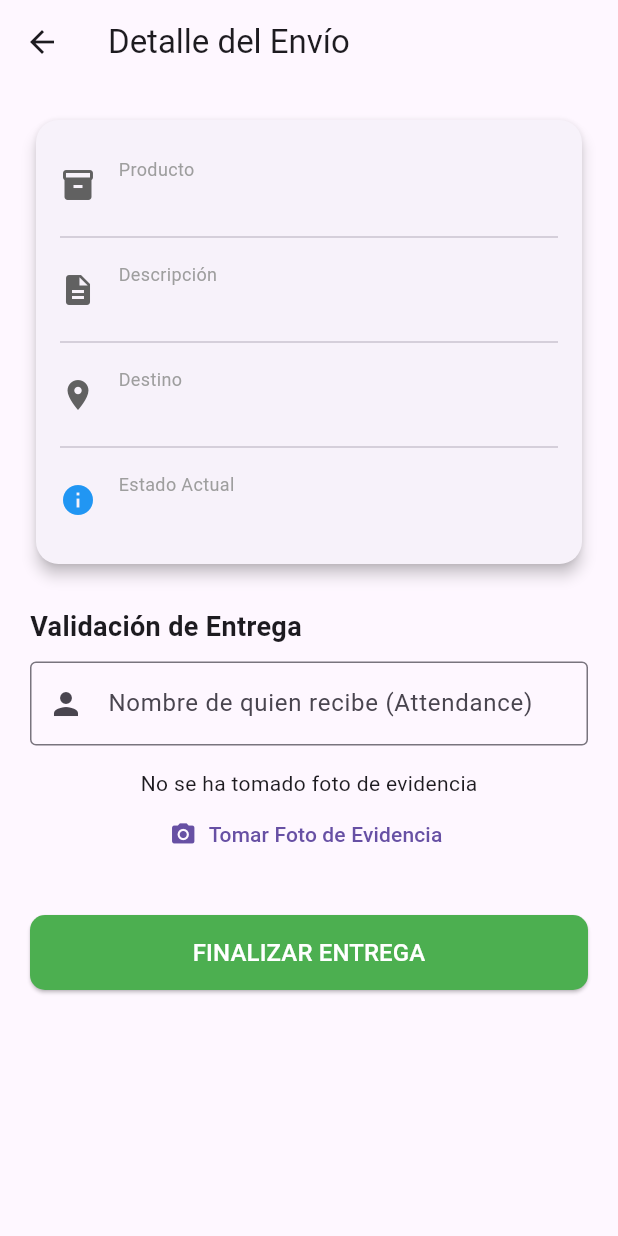
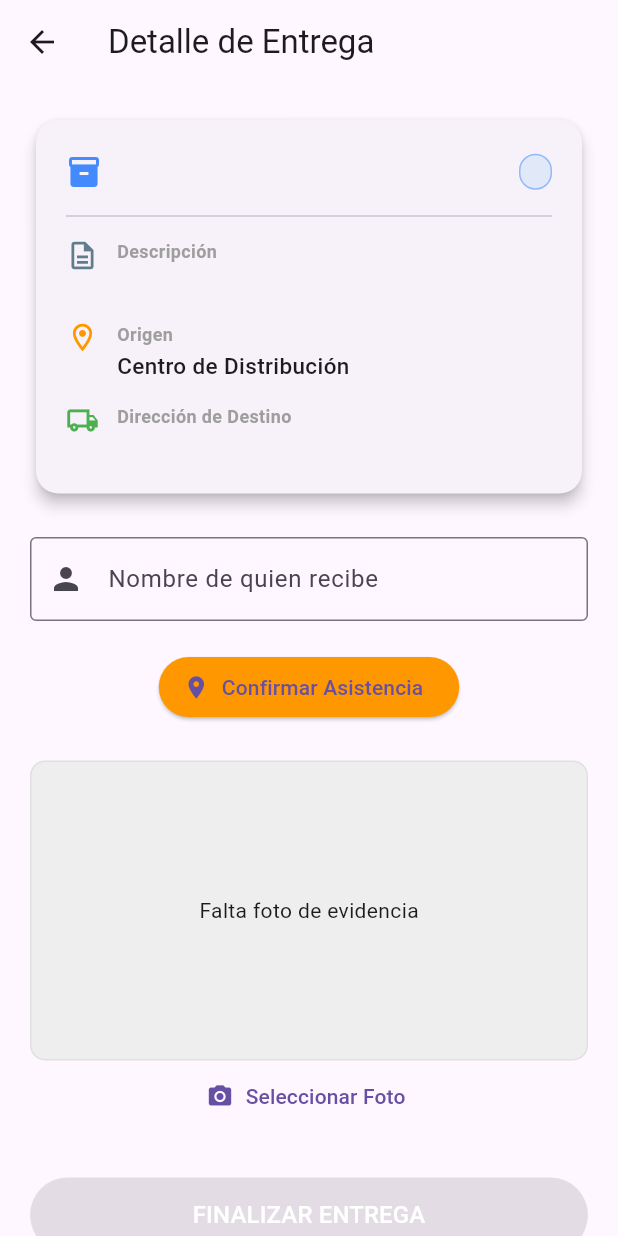
Before and after one commit to angel65-lgtm/EvaluacionDAMU3, a Flutter app: the DetallePage screen opened directly with empty values, on a phone screen of 412 x 824 dp. Run offline on Flutter 3.47's test engine with Material 3 defaults, Android fonts, the phone set to English and light mode, and no system bars; our stand-ins replace geolocator, image_picker.

Commit message:
Asistencia y cargar foto funcionando, no envía la foto correctamente

```diff
--- a/lib/detalle_page.dart
+++ b/lib/detalle_page.dart
@@ -1,6 +1,7 @@
 import 'package:flutter/material.dart';
-import 'package:image_picker/image_picker.dart'; // Necesitas instalar este paquete
-import 'dart:io';
+import 'package:image_picker/image_picker.dart';
+import 'package:geolocator/geolocator.dart';
+import 'dart:typed_data'; // Fundamental para que funcione en laptop
 import 'paquete.dart';
 import 'api_service.dart';
 
@@ -14,94 +15,151 @@ class DetallePage extends StatefulWidget {
 
 class _DetallePageState extends State<DetallePage> {
   final api = ApiService();
-  File? _image;
+
+  // Variables para compatibilidad con Laptop
+  Uint8List? _imageBytes;
+  XFile? _imageFile;
+
   final _attendanceController = TextEditingController();
 
-  Future<void> _takePicture() async {
-    final picker = ImagePicker();
-    final pickedFile = await picker.pickImage(source: ImageSource.camera, imageQuality: 50);
-    if (pickedFile != null) {
+  Position? _currentPosition;
+  bool _asistenciaConfirmada = false;
+  bool _cargandoGps = false;
+
+  Future<void> _confirmarAsistencia() async {
+    setState(() => _cargandoGps = true);
+    try {
+      bool serviceEnabled = await Geolocator.isLocationServiceEnabled();
+      if (!serviceEnabled) throw 'El GPS está desactivado.';
+
+      LocationPermission permission = await Geolocator.checkPermission();
+      if (permission == LocationPermission.denied) {
+        permission = await Geolocator.requestPermission();
+        if (permission == LocationPermission.denied) throw 'Permisos denegados.';
+      }
+
+      Position position = await Geolocator.getCurrentPosition(
+        desiredAccuracy: LocationAccuracy.high
+      );
+
       setState(() {
-        _image = File(pickedFile.path);
+        _currentPosition = position;
+        _asistenciaConfirmada = true;
       });
+
+      ScaffoldMessenger.of(context).showSnackBar(
+        const SnackBar(content: Text("✅ Ubicación obtenida")),
+      );
+    } catch (e) {
+      ScaffoldMessenger.of(context).showSnackBar(
+        SnackBar(content: Text("❌ Error: $e")),
+      );
+    } finally {
+      setState(() => _cargandoGps = false);
     }
   }
 
-  void _confirmarEntrega() async {
-    if (_image == null || _attendanceController.text.isEmpty) {
-      ScaffoldMessenger.of(context).showSnackBar(
-        const SnackBar(content: Text("Error: Foto y Nombre de quien recibe son obligatorios")),
-      );
+  void _finalizarEntrega() async {
+    if (!_asistenciaConfirmada || _currentPosition == null) {
+      _showError("Primero confirma tu asistencia (GPS)");
+      return;
+    }
+    if (_imageFile == null) {
+      _showError("La foto es obligatoria");
+      return;
+    }
+    if (_attendanceController.text.trim().isEmpty) {
+      _showError("El nombre es obligatorio");
       return;
     }
 
     try {
-      await api.entregar(widget.paquete.id, _image!.path, _attendanceController.text);
-      Navigator.pop(context, true); // Regresa indicando que se actualizó
+      await api.entregar(
+        widget.paquete.id,
+        _imageFile!.path,
+        _attendanceController.text.trim(),
+        _currentPosition!.latitude,
+        _currentPosition!.longitude,
+      );
+      Navigator.pop(context, true);
     } catch (e) {
-      ScaffoldMessenger.of(context).showSnackBar(
-        const SnackBar(content: Text("Error al procesar la entrega")),
-      );
+      _showError("Error al enviar: $e");
     }
+  }
+
+  void _showError(String msg) {
+    ScaffoldMessenger.of(context).showSnackBar(SnackBar(content: Text("⚠️ $msg")));
   }
 
   @override
   Widget build(BuildContext context) {
     return Scaffold(
-      appBar: AppBar(title: const Text('Detalle del Envío')),
+      appBar: AppBar(title: const Text("Detalle de Entrega")),
       body: SingleChildScrollView(
         padding: const EdgeInsets.all(20),
         child: Column(
-          crossAxisAlignment: CrossAxisAlignment.start,
           children: [
-            // Card de Información Visual
-            Card(
-              elevation: 4,
-              shape: RoundedRectangleBorder(borderRadius: BorderRadius.circular(15)),
-              child: Padding(
-                padding: const EdgeInsets.all(16.0),
-                child: Column(
-                  children: [
-                    _infoRow(Icons.inventory, "Producto", widget.paquete.nombre),
-                    const Divider(),
-                    _infoRow(Icons.description, "Descripción", widget.paquete.descripcion),
-                    const Divider(),
-                    _infoRow(Icons.location_on, "Destino", widget.paquete.destino),
-                    const Divider(),
-                    _infoRow(Icons.info, "Estado Actual", widget.paquete.status, color: Colors.blue),
-                  ],
-                ),
-              ),
-            ),
+            // === DISEÑO BONITO DE DATOS ===
+            _buildInfoCard(),
+
             const SizedBox(height: 25),
-
-            // Sección de Validación de Entrega
-            const Text("Validación de Entrega", style: TextStyle(fontWeight: FontWeight.bold, fontSize: 18)),
-            const SizedBox(height: 10),
 
             TextField(
               controller: _attendanceController,
               decoration: const InputDecoration(
-                labelText: "Nombre de quien recibe (Attendance)",
+                labelText: "Nombre de quien recibe",
                 border: OutlineInputBorder(),
                 prefixIcon: Icon(Icons.person),
               ),
             ),
-            const SizedBox(height: 15),
 
-            Center(
-              child: Column(
-                children: [
-                  _image == null
-                    ? const Text("No se ha tomado foto de evidencia")
-                    : Image.file(_image!, height: 150),
+            const SizedBox(height: 20),
+
+            _cargandoGps
+              ? const CircularProgressIndicator()
+              : ElevatedButton.icon(
+                  onPressed: _confirmarAsistencia,
+                  icon: Icon(_asistenciaConfirmada ? Icons.check_circle : Icons.location_on),
+                  label: Text(_asistenciaConfirmada ? "Asistencia Confirmada" : "Confirmar Asistencia"),
+                  style: ElevatedButton.styleFrom(
+                    backgroundColor: _asistenciaConfirmada ? Colors.blue : Colors.orange,
+                  ),
+                ),
+
+            const SizedBox(height: 25),
+
+            // Previsualización adaptada para Laptop
+            Container(
+              height: 200,
+              width: double.infinity,
+              decoration: BoxDecoration(
+                color: Colors.grey[200],
+                borderRadius: BorderRadius.circular(10),
+                border: Border.all(color: Colors.grey[300]!)
+              ),
+              child: _imageBytes == null
+                ? const Center(child: Text("Falta foto de evidencia"))
+                : ClipRRect(
+                    borderRadius: BorderRadius.circular(10),
+                    child: Image.memory(_imageBytes!, fit: BoxFit.cover),
+                  ),
+            ),
+
             TextButton.icon(
-                    onPressed: _takePicture,
+              onPressed: () async {
+                final picker = ImagePicker();
+                final XFile? pic = await picker.pickImage(source: ImageSource.camera);
+
+                if (pic != null) {
+                  final bytes = await pic.readAsBytes();
+                  setState(() {
+                    _imageBytes = bytes;
+                    _imageFile = pic;
+                  });
+                }
+              },
               icon: const Icon(Icons.camera_alt),
-                    label: const Text("Tomar Foto de Evidencia"),
-                  ),
-                ],
-              ),
+              label: const Text("Seleccionar Foto"),
             ),
 
             const SizedBox(height: 30),
@@ -110,37 +168,83 @@ class _DetallePageState extends State<DetallePage> {
               width: double.infinity,
               height: 50,
               child: ElevatedButton(
-                style: ElevatedButton.styleFrom(
-                  backgroundColor: Colors.green,
-                  shape: RoundedRectangleBorder(borderRadius: BorderRadius.circular(10))
+                onPressed: _asistenciaConfirmada ? _finalizarEntrega : null,
+                style: ElevatedButton.styleFrom(backgroundColor: Colors.green),
+                child: const Text("FINALIZAR ENTREGA", style: TextStyle(color: Colors.white, fontSize: 16)),
               ),
-                onPressed: _confirmarEntrega,
-                child: const Text('FINALIZAR ENTREGA', style: TextStyle(color: Colors.white, fontSize: 16)),
             ),
-            )
           ],
         ),
       ),
     );
   }
 
-  Widget _infoRow(IconData icon, String label, String value, {Color? color}) {
-    return Padding(
-      padding: const EdgeInsets.symmetric(vertical: 8.0),
-      child: Row(
+  // === EL MISMO DISEÑO QUE TE GUSTÓ ===
+  Widget _buildInfoCard() {
+    return Card(
+      elevation: 4,
+      shape: RoundedRectangleBorder(borderRadius: BorderRadius.circular(15)),
+      child: Padding(
+        padding: const EdgeInsets.all(20),
+        child: Column(
+          crossAxisAlignment: CrossAxisAlignment.start,
           children: [
-          Icon(icon, color: color ?? Colors.grey[700]),
-          const SizedBox(width: 15),
+            Row(
+              children: [
+                const Icon(Icons.inventory_2, color: Colors.blueAccent),
+                const SizedBox(width: 10),
+                Expanded(
+                  child: Text(
+                    widget.paquete.nombre,
+                    style: const TextStyle(fontSize: 20, fontWeight: FontWeight.bold),
+                  ),
+                ),
+                _statusBadge(widget.paquete.status),
+              ],
+            ),
+            const Divider(height: 30),
+            _infoRow(Icons.description_outlined, "Descripción", widget.paquete.descripcion),
+            const SizedBox(height: 15),
+            _infoRow(Icons.location_on_outlined, "Origen", "Centro de Distribución", Colors.orange),
+            const SizedBox(height: 15),
+            _infoRow(Icons.local_shipping_outlined, "Dirección de Destino", widget.paquete.destino, Colors.green),
+          ],
+        ),
+      ),
+    );
+  }
+
+  Widget _infoRow(IconData icon, String label, String value, [Color iconColor = Colors.blueGrey]) {
+    return Row(
+      crossAxisAlignment: CrossAxisAlignment.start,
+      children: [
+        Icon(icon, size: 22, color: iconColor),
+        const SizedBox(width: 12),
         Expanded(
           child: Column(
             crossAxisAlignment: CrossAxisAlignment.start,
             children: [
-                Text(label, style: const TextStyle(color: Colors.grey, fontSize: 12)),
-                Text(value, style: const TextStyle(fontWeight: FontWeight.bold, fontSize: 15)),
+              Text(label, style: const TextStyle(fontSize: 12, color: Colors.grey, fontWeight: FontWeight.w600)),
+              const SizedBox(height: 2),
+              Text(value, style: const TextStyle(fontSize: 15, fontWeight: FontWeight.w500)),
             ],
           ),
         ),
       ],
+    );
+  }
+
+  Widget _statusBadge(String status) {
+    return Container(
+      padding: const EdgeInsets.symmetric(horizontal: 10, vertical: 4),
+      decoration: BoxDecoration(
+        color: Colors.blue.withOpacity(0.1),
+        borderRadius: BorderRadius.circular(20),
+        border: Border.all(color: Colors.blueAccent.withOpacity(0.5)),
+      ),
+      child: Text(
+        status.toUpperCase(),
+        style: const TextStyle(fontSize: 10, fontWeight: FontWeight.bold, color: Colors.blueAccent),
       ),
     );
   }
--- a/lib/paquetes_page.dart
+++ b/lib/paquetes_page.dart
@@ -62,7 +62,7 @@ class _PaquetesPageState extends State<PaquetesPage> {
                 trailing: ElevatedButton(
                   child: Text('Recolectar'),
                   onPressed: () async {
-                    await api.recolectar(p.id);
+                    await api.recolectar(p.id, widget.userId);
                     setState(() {
                       paquetes = api.getPaquetes(widget.userId);
                     });
```
Also changed, not shown: lib/api_service.dart (+20 -10 lines), uploads/docerola.jpg (added), 2 other files. Lines whose indentation alone changed are shown as unchanged.
